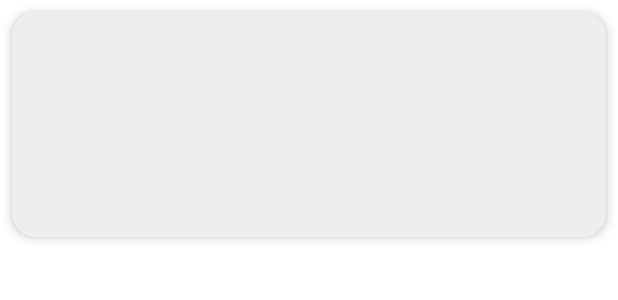
After one commit to Ivan73738182/DrawReality, an Android app: the layout item_gallery.xml on its own in the app's theme, with its tools: preview values and no code run, on a phone screen of 412 x 824 dp. The commit adds this screen. Shown: the top 300 px of the screen. Run offline under Robolectric (Android 15) with nearby library versions, the phone set to English and light mode, and no system bars.

Commit message:
Feat: add Anime templates to Gallery

```diff
--- /dev/null
+++ b/app/src/main/res/layout/item_gallery.xml
@@ -0,0 +1,18 @@
+<?xml version="1.0" encoding="utf-8"?>
+<androidx.cardview.widget.CardView
+    xmlns:android="http://schemas.android.com/apk/res/android"
+    xmlns:app="http://schemas.android.com/apk/res-auto"
+    android:layout_width="match_parent"
+    android:layout_height="wrap_content"
+    android:layout_margin="8dp"
+    app:cardCornerRadius="16dp"
+    app:cardElevation="4dp">
+
+    <ImageView
+        android:id="@+id/imageView"
+        android:layout_width="match_parent"
+        android:layout_height="150dp"
+        android:scaleType="centerCrop"
+        android:background="#EEEEEE"/>
+
+</androidx.cardview.widget.CardView>
```
Also changed, not shown: app/src/main/java/com/ivan/games/drawreality/GalleryActivity.kt (+31 -15 lines), app/src/main/res/drawable/anime_1.jpg (added), app/src/main/res/drawable/anime_2.jpg (added), app/src/main/res/drawable/anime_3.jpg (added), app/src/main/res/drawable/anime_4.jpg (added), app/src/main/res/drawable/anime_5.jpg (added), app/src/main/res/drawable/anime_6.jpg (added), app/src/main/res/drawable/anime_7.jpg (added), app/src/main/res/drawable/anime_8.jpg (added).
